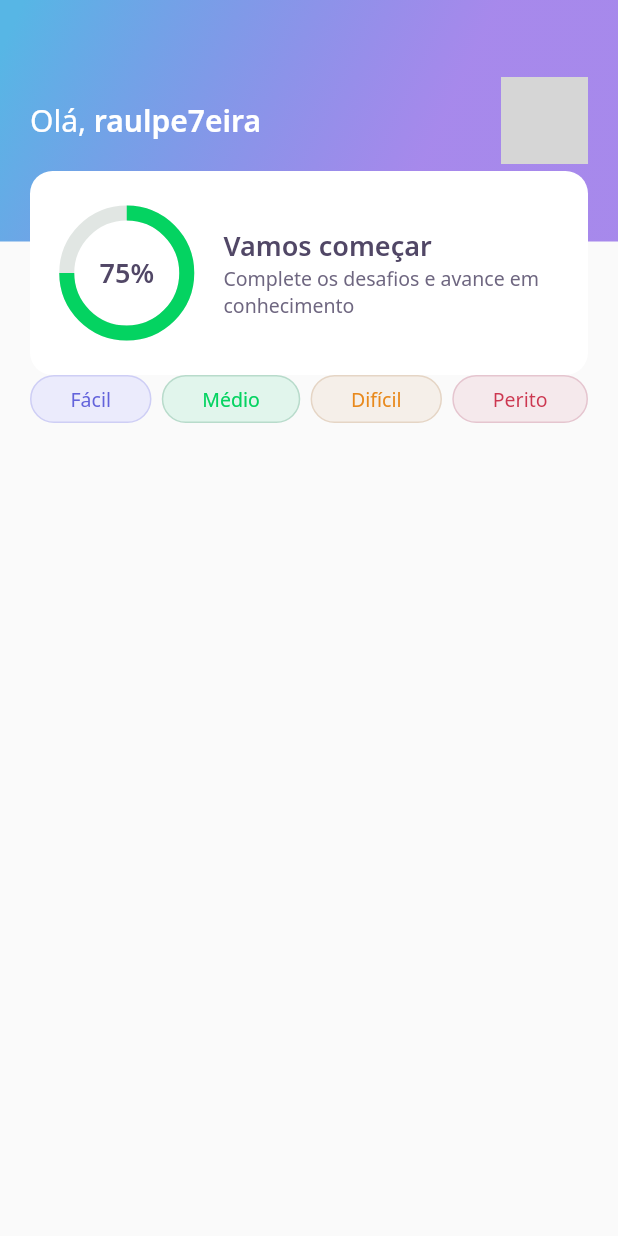
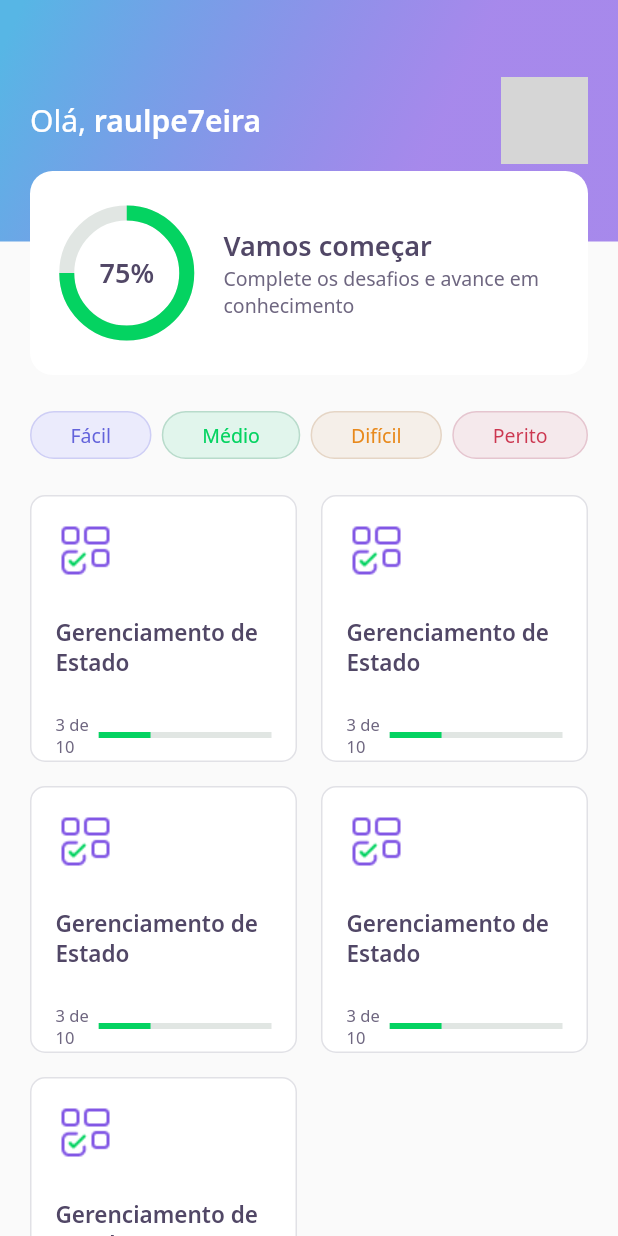
Before and after one commit to raulpe7eira/dev-quiz-app, a Flutter app: the screen it shows after launch, on a phone screen of 412 x 824 dp. Run offline on Flutter 3.47's test engine with Material 2 defaults, Android fonts, the phone set to English and light mode, and no system bars; our stand-ins replace google_fonts; network calls fail; grey boxes are pictures that could not be loaded.

Commit message:
add quiz card widget

```diff
--- a/lib/home/home_page.dart
+++ b/lib/home/home_page.dart
@@ -1,4 +1,5 @@
 import 'package:dev_quiz/home/widgets/app_bar/app_bar_widget.dart';
+import 'package:dev_quiz/home/widgets/quiz_card/quiz_card_widget.dart';
 import 'package:dev_quiz/home/widgets/level_button/level_button_widget.dart';
 import 'package:flutter/material.dart';
 
@@ -16,13 +17,33 @@
       appBar: AppBarWidget(),
       body: Padding(
         padding: const EdgeInsets.symmetric(horizontal: 20),
-        child: Row(
-          mainAxisAlignment: MainAxisAlignment.spaceBetween,
+        child: Column(
           children: [
-            LevelButtonWidget(label: "Fácil"),
-            LevelButtonWidget(label: "Médio"),
-            LevelButtonWidget(label: "Difícil"),
-            LevelButtonWidget(label: "Perito"),
+            SizedBox(height: 24),
+            Row(
+              mainAxisAlignment: MainAxisAlignment.spaceBetween,
+              children: [
+                LevelButtonWidget(label: "Fácil"),
+                LevelButtonWidget(label: "Médio"),
+                LevelButtonWidget(label: "Difícil"),
+                LevelButtonWidget(label: "Perito"),
+              ],
+            ),
+            SizedBox(height: 24),
+            Expanded(
+              child: GridView.count(
+                crossAxisSpacing: 16,
+                mainAxisSpacing: 16,
+                crossAxisCount: 2,
+                children: [
+                  QuizCardWidget(),
+                  QuizCardWidget(),
+                  QuizCardWidget(),
+                  QuizCardWidget(),
+                  QuizCardWidget(),
+                ],
+              ),
+            )
           ],
         ),
       ),
--- /dev/null
+++ b/lib/home/widgets/quiz_card/quiz_card_widget.dart
@@ -0,0 +1,54 @@
+import 'package:dev_quiz/core/app_colors.dart';
+import 'package:dev_quiz/core/app_images.dart';
+import 'package:dev_quiz/core/app_text_styles.dart';
+import 'package:flutter/material.dart';
+
+class QuizCardWidget extends StatelessWidget {
+  @override
+  Widget build(BuildContext context) {
+    return Container(
+      padding: EdgeInsets.all(16),
+      decoration: BoxDecoration(
+          border: Border.fromBorderSide(BorderSide(color: AppColors.border)),
+          color: AppColors.white,
+          borderRadius: BorderRadius.circular(10)),
+      child: Column(
+        crossAxisAlignment: CrossAxisAlignment.start,
+        children: [
+          Container(
+            height: 40,
+            width: 40,
+            child: Image.asset(AppImages.blocks),
+          ),
+          SizedBox(height: 24),
+          Text(
+            "Gerenciamento de Estado",
+            style: AppTextStyles.heading15,
+          ),
+          SizedBox(height: 24),
+          Row(
+            children: [
+              Expanded(
+                flex: 1,
+                child: Text(
+                  "3 de 10",
+                  style: AppTextStyles.body11,
+                ),
+              ),
+              Expanded(
+                flex: 4,
+                child: LinearProgressIndicator(
+                  value: 0.3,
+                  backgroundColor: AppColors.chartSecondary,
+                  valueColor: AlwaysStoppedAnimation<Color>(
+                    AppColors.chartPrimary,
+                  ),
+                ),
+              )
+            ],
+          )
+        ],
+      ),
+    );
+  }
+}
```
